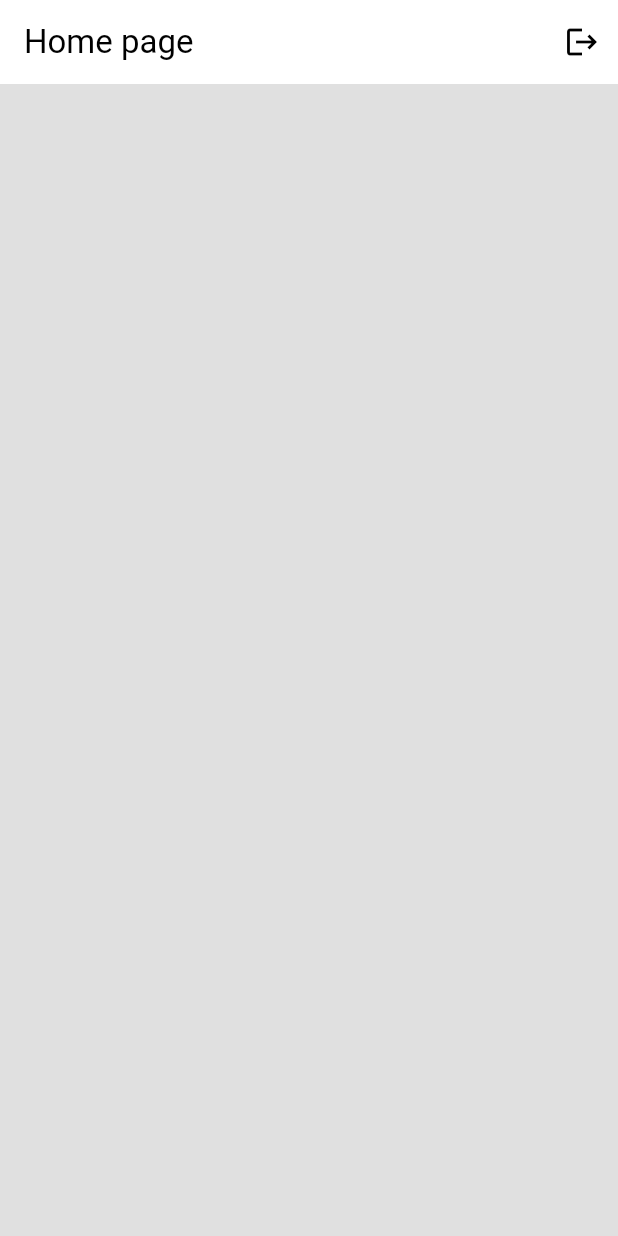
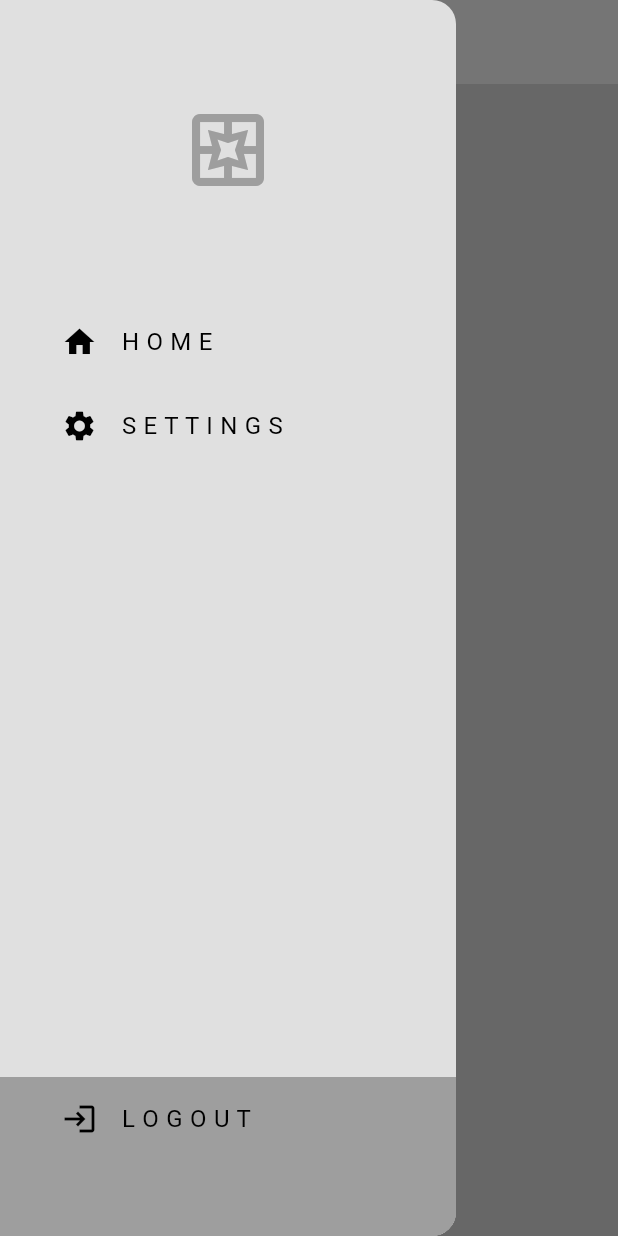
Before and after one commit to SumanShrestha14/flutter-chat-app, a Flutter app: the screen it shows once a user with an empty profile is signed in, with the side drawer open (before the commit the screen has no drawer), on a phone screen of 412 x 824 dp. Run offline on Flutter 3.47's test engine with Material 3 defaults, Android fonts, the phone set to English and light mode, and no system bars; our stand-ins replace firebase_auth, firebase_core; accounts and stored records are empty.

Commit message:
04 :: Drawer implemented in home page

```diff
--- /dev/null
+++ b/lib/components/custom_drawer.dart
@@ -0,0 +1,77 @@
+import 'package:flutter/material.dart';
+import 'package:flutter_chat_app/features/auth/auth_service.dart';
+import 'package:flutter_chat_app/pages/settings_page.dart';
+
+class CustomDrawer extends StatelessWidget {
+  const CustomDrawer({super.key});
+
+  void logout() async {
+    final auth = AuthService();
+    await auth.logout();
+  }
+
+  @override
+  Widget build(BuildContext context) {
+    return Drawer(
+      backgroundColor: Theme.of(context).scaffoldBackgroundColor,
+      child: Column(
+        mainAxisAlignment: MainAxisAlignment.spaceBetween,
+        children: [
+          Column(
+            children: [
+              // logo
+              Container(
+                height: 200,
+                alignment: Alignment.center,
+                child: Icon(
+                  Icons.pages_outlined,
+                  color: Theme.of(context).colorScheme.primary,
+                  size: 64,
+                ),
+              ),
+
+              // home list tile
+              Padding(
+                padding: const EdgeInsets.only(left: 25.0),
+                child: ListTile(
+                  title: Text("H O M E"),
+                  leading: Icon(Icons.home),
+                  onTap: () {
+                    Navigator.pop(context);
+                  },
+                ),
+              ),
+              Padding(
+                padding: const EdgeInsets.only(left: 25.0),
+                child: ListTile(
+                  title: Text("S E T T I N G S"),
+                  leading: Icon(Icons.settings),
+                  onTap: () {
+                    Navigator.push(
+                      context,
+                      MaterialPageRoute(builder: (context) => SettingsPage()),
+                    );
+                  },
+                ),
+              ),
+            ],
+          ),
+
+          Container(
+            color: Theme.of(context).colorScheme.primary,
+            child: Padding(
+              padding: const EdgeInsets.only(left: 25.0, bottom: 50),
+              child: ListTile(
+                title: Text("L O G O U T"),
+                leading: Icon(Icons.login),
+                onTap: logout,
+              ),
+            ),
+          ),
+          // settings
+          // logout
+        ],
+      ),
+    );
+  }
+}
--- a/lib/pages/home_page.dart
+++ b/lib/pages/home_page.dart
@@ -1,20 +1,17 @@
 import 'package:flutter/material.dart';
-import 'package:flutter_chat_app/features/auth/auth_service.dart';
+import 'package:flutter_chat_app/components/custom_drawer.dart';
 
 class HomePage extends StatelessWidget {
   const HomePage({super.key});
-  void logout() async {
-    final auth = AuthService();
-    await auth.logout();
-  }
 
   @override
   Widget build(BuildContext context) {
     return Scaffold(
       appBar: AppBar(
         title: Text("Home page"),
-        actions: [IconButton(onPressed: logout, icon: Icon(Icons.logout))],
+        // actions: [IconButton(onPressed: logout, icon: Icon(Icons.logout))],
       ),
+      drawer: CustomDrawer(),
     );
   }
 }
--- /dev/null
+++ b/lib/pages/settings_page.dart
@@ -0,0 +1,10 @@
+import 'package:flutter/material.dart';
+
+class SettingsPage extends StatelessWidget {
+  const SettingsPage({super.key});
+
+  @override
+  Widget build(BuildContext context) {
+    return Scaffold();
+  }
+}
```
Also changed, not shown: 1 other file.
